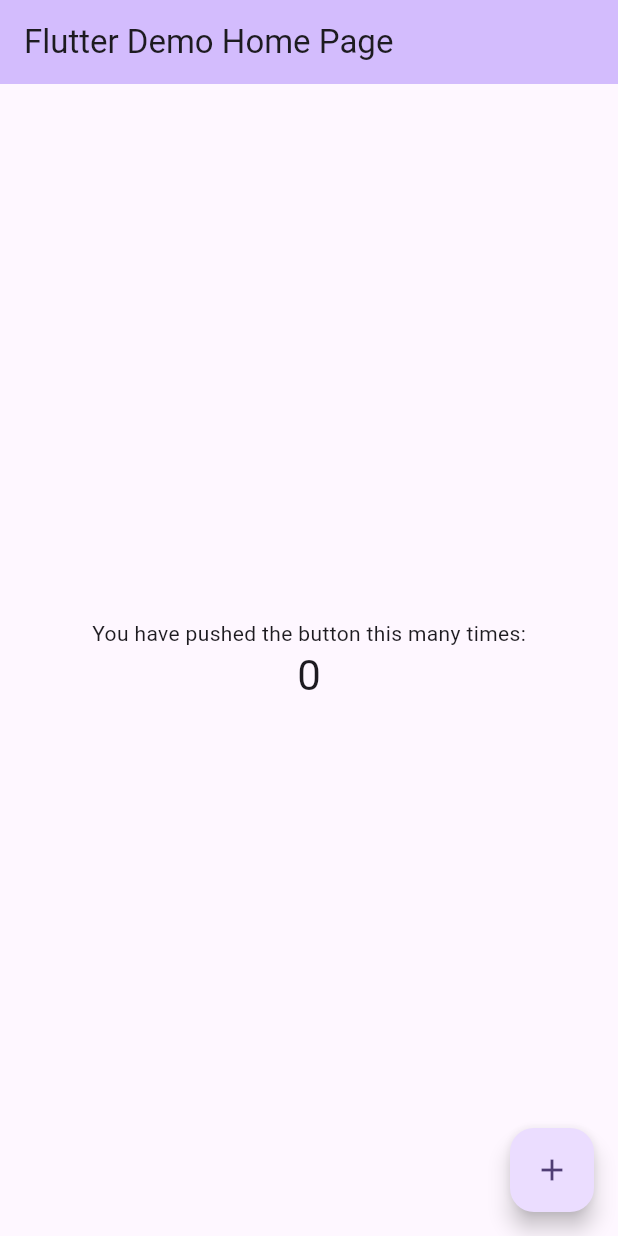
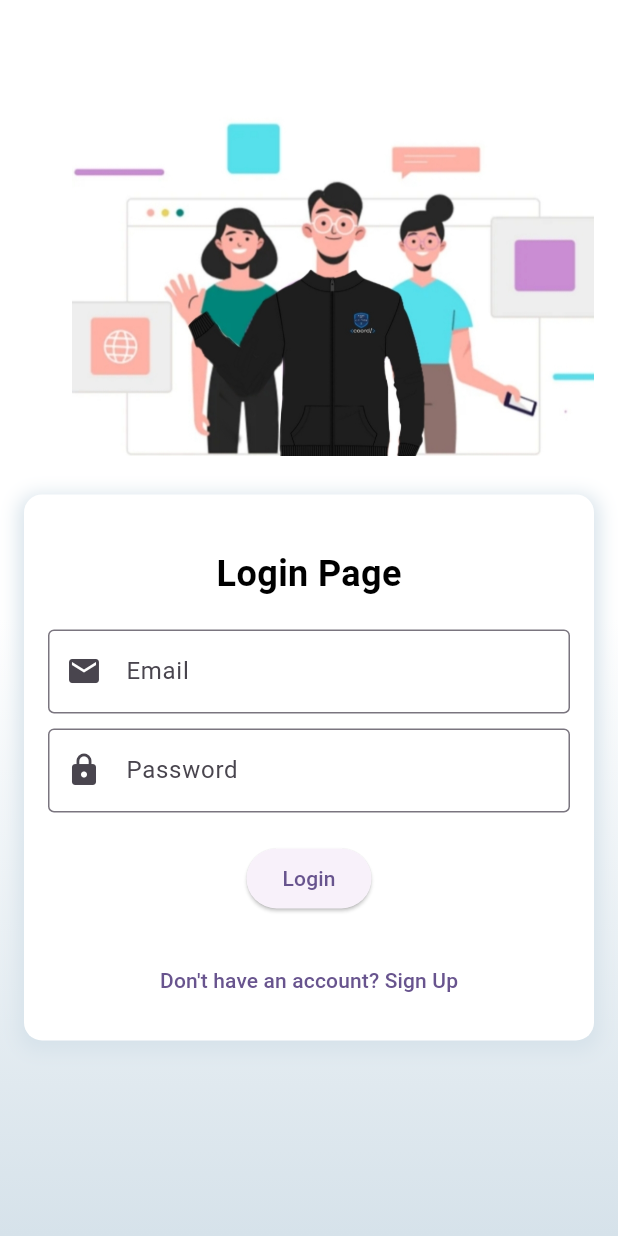
Before and after one commit to Gitkbc/Un_instagram, a Flutter app: the screen it shows after launch, on a phone screen of 412 x 824 dp. Run offline on Flutter 3.47's test engine with Material 3 defaults, Android fonts, the light colour scheme and no system bars; our stand-ins replace rive.

Commit message:
Login and sign up done

```diff
--- a/lib/main.dart
+++ b/lib/main.dart
@@ -1,4 +1,7 @@
 import 'package:flutter/material.dart';
+import 'package:mlsc_uninstagram_project/screen/signup.dart';
+
+import 'screen/MyLoginPage.dart';
 
 void main() {
   runApp(const MyApp());
@@ -7,119 +10,20 @@
 class MyApp extends StatelessWidget {
   const MyApp({super.key});
 
-  // This widget is the root of your application.
   @override
   Widget build(BuildContext context) {
     return MaterialApp(
       title: 'Flutter Demo',
       theme: ThemeData(
-        // This is the theme of your application.
-        //
-        // TRY THIS: Try running your application with "flutter run". You'll see
-        // the application has a purple toolbar. Then, without quitting the app,
-        // try changing the seedColor in the colorScheme below to Colors.green
-        // and then invoke "hot reload" (save your changes or press the "hot
-        // reload" button in a Flutter-supported IDE, or press "r" if you used
-        // the command line to start the app).
-        //
-        // Notice that the counter didn't reset back to zero; the application
-        // state is not lost during the reload. To reset the state, use hot
-        // restart instead.
-        //
-        // This works for code too, not just values: Most code changes can be
-        // tested with just a hot reload.
         colorScheme: ColorScheme.fromSeed(seedColor: Colors.deepPurple),
         useMaterial3: true,
       ),
-      home: const MyHomePage(title: 'Flutter Demo Home Page'),
+      // Replace with your login page widget
+      initialRoute: '/login', // Optional: start at the login screen
+      routes: {
+        '/login': (context) => const MyLoginPage(), // Define login route
+        '/signup': (context) => const SignupPage(), // Define signup route
+      },
     );
   }
 }
-
-class MyHomePage extends StatefulWidget {
-  const MyHomePage({super.key, required this.title});
-
-  // This widget is the home page of your application. It is stateful, meaning
-  // that it has a State object (defined below) that contains fields that affect
-  // how it looks.
-
-  // This class is the configuration for the state. It holds the values (in this
-  // case the title) provided by the parent (in this case the App widget) and
-  // used by the build method of the State. Fields in a Widget subclass are
-  // always marked "final".
-
-  final String title;
-
-  @override
-  State<MyHomePage> createState() => _MyHomePageState();
-}
-
-class _MyHomePageState extends State<MyHomePage> {
-  int _counter = 0;
-
-  void _incrementCounter() {
-    setState(() {
-      // This call to setState tells the Flutter framework that something has
-      // changed in this State, which causes it to rerun the build method below
-      // so that the display can reflect the updated values. If we changed
-      // _counter without calling setState(), then the build method would not be
-      // called again, and so nothing would appear to happen.
-      _counter++;
-    });
-  }
-
-  @override
-  Widget build(BuildContext context) {
-    // This method is rerun every time setState is called, for instance as done
-    // by the _incrementCounter method above.
-    //
-    // The Flutter framework has been optimized to make rerunning build methods
-    // fast, so that you can just rebuild anything that needs updating rather
-    // than having to individually change instances of widgets.
-    return Scaffold(
-      appBar: AppBar(
-        // TRY THIS: Try changing the color here to a specific color (to
-        // Colors.amber, perhaps?) and trigger a hot reload to see the AppBar
-        // change color while the other colors stay the same.
-        backgroundColor: Theme.of(context).colorScheme.inversePrimary,
-        // Here we take the value from the MyHomePage object that was created by
-        // the App.build method, and use it to set our appbar title.
-        title: Text(widget.title),
-      ),
-      body: Center(
-        // Center is a layout widget. It takes a single child and positions it
-        // in the middle of the parent.
-        child: Column(
-          // Column is also a layout widget. It takes a list of children and
-          // arranges them vertically. By default, it sizes itself to fit its
-          // children horizontally, and tries to be as tall as its parent.
-          //
-          // Column has various properties to control how it sizes itself and
-          // how it positions its children. Here we use mainAxisAlignment to
-          // center the children vertically; the main axis here is the vertical
-          // axis because Columns are vertical (the cross axis would be
-          // horizontal).
-          //
-          // TRY THIS: Invoke "debug painting" (choose the "Toggle Debug Paint"
-          // action in the IDE, or press "p" in the console), to see the
-          // wireframe for each widget.
-          mainAxisAlignment: MainAxisAlignment.center,
-          children: <Widget>[
-            const Text(
-              'You have pushed the button this many times:',
-            ),
-            Text(
-              '$_counter',
-              style: Theme.of(context).textTheme.headlineMedium,
-            ),
-          ],
-        ),
-      ),
-      floatingActionButton: FloatingActionButton(
-        onPressed: _incrementCounter,
-        tooltip: 'Increment',
-        child: const Icon(Icons.add),
-      ), // This trailing comma makes auto-formatting nicer for build methods.
-    );
-  }
-}
--- /dev/null
+++ b/lib/screen/MyLoginPage.dart
@@ -0,0 +1,150 @@
+import 'package:flutter/material.dart';
+
+class MyLoginPage extends StatefulWidget {
+  const MyLoginPage({super.key});
+
+  @override
+  _MyLoginPageState createState() => _MyLoginPageState();
+}
+
+class _MyLoginPageState extends State<MyLoginPage> {
+  final _emailController = TextEditingController();
+  final _passwordController = TextEditingController();
+  final _formKey = GlobalKey<FormState>();
+
+  @override
+  Widget build(BuildContext context) {
+    return Scaffold(
+      body: Container(
+        width: double.infinity, // Stretch horizontally
+        height: double.infinity, // Stretch vertically
+        decoration: BoxDecoration(
+          gradient: LinearGradient(
+            begin: Alignment.topCenter,
+            end: Alignment.bottomCenter,
+            stops: [0.0, 0.5, 1.0], // Control gradient transitions
+            colors: [
+              Colors.white, // Top color
+              Colors.white, // Middle transition
+              const Color(0xFFD6E2EA), // Bottom color
+            ],
+          ),
+        ),
+        child: SingleChildScrollView(
+          child: Center(
+            child: Column(
+              children: [
+                SizedBox(
+                  height: MediaQuery.of(context).size.height * 0.4,
+                  child: Row(
+                    children: [
+                      Container(
+                        padding: const EdgeInsets.all(16.0),
+                        alignment: Alignment.centerLeft,
+                      ),
+                      Expanded(
+                        child: Container(
+                          padding: const EdgeInsets.all(16.0),
+                          alignment: Alignment.center,
+                          child: Image.asset(
+                            'assets/Login.jpg',
+                            fit: BoxFit.cover,
+                          ),
+                        ),
+                      ),
+                    ],
+                  ),
+                ),
+                Padding(
+                  padding: const EdgeInsets.symmetric(horizontal: 16.0),
+                  child: Container(
+                    padding: const EdgeInsets.all(16.0),
+                    decoration: BoxDecoration(
+                      color: Colors.white,
+                      borderRadius: BorderRadius.circular(12),
+                      boxShadow: const [
+                        BoxShadow(
+                          color: const Color(0xFFD6E2EA),
+                          spreadRadius: 3,
+                          blurRadius: 10,
+                          offset: Offset(0, 4),
+                        ),
+                      ],
+                    ),
+                    child: Column(
+                      children: [
+                        const SizedBox(height: 20),
+                        const Text(
+                          'Login Page',
+                          style: TextStyle(
+                            fontSize: 24,
+                            fontWeight: FontWeight.bold,
+                            color: Colors.black,
+                          ),
+                        ),
+                        const SizedBox(height: 20),
+                        Form(
+                          key: _formKey,
+                          child: Column(
+                            children: [
+                              TextFormField(
+                                controller: _emailController,
+                                decoration: const InputDecoration(
+                                  labelText: 'Email',
+                                  border: OutlineInputBorder(),
+                                  prefixIcon: Icon(Icons.email),
+                                ),
+                                keyboardType: TextInputType.emailAddress,
+                                validator: (value) {
+                                  if (value == null || value.isEmpty) {
+                                    return 'Please enter your email';
+                                  }
+                                  return null;
+                                },
+                              ),
+                              const SizedBox(height: 10),
+                              TextFormField(
+                                controller: _passwordController,
+                                decoration: const InputDecoration(
+                                  labelText: 'Password',
+                                  border: OutlineInputBorder(),
+                                  prefixIcon: Icon(Icons.lock),
+                                ),
+                                obscureText: true,
+                                validator: (value) {
+                                  if (value == null || value.isEmpty) {
+                                    return 'Please enter your password';
+                                  }
+                                  return null;
+                                },
+                              ),
+                              const SizedBox(height: 20),
+                              ElevatedButton(
+                                onPressed: () async {
+                                  // Handle login logic here
+                                },
+                                child: const Text('Login'),
+                              ),
+                              const SizedBox(height: 20),
+                              TextButton(
+                                onPressed: () {
+                                  Navigator.pushNamed(context, '/signup');
+                                },
+                                child: const Text(
+                                    'Don\'t have an account? Sign Up'),
+                              ),
+                            ],
+                          ),
+                        ),
+                      ],
+                    ),
+                  ),
+                ),
+              ],
+            ),
+          ),
+        ),
+      ),
+    );
+  }
+}
--- a/lib/widgets/comment_card.dart
+++ b/lib/widgets/comment_card.dart
@@ -3,11 +3,10 @@ import 'package:intl/intl.dart';
 
 class CommentCard extends StatelessWidget {
   final snap;
-  const CommentCard({Key? key, required this.snap}) : super(key: key);
+  const CommentCard({super.key, required this.snap});
 
   @override
   Widget build(BuildContext context) {
-
     return Container(
       padding: const EdgeInsets.symmetric(vertical: 16, horizontal: 16),
       child: Row(
@@ -29,9 +28,10 @@ class CommentCard extends StatelessWidget {
                     text: TextSpan(
                       children: [
                         TextSpan(
-                          text: snap.data()['Name'],
-                          style: const TextStyle(fontWeight: FontWeight.bold,)
-                        ),
+                            text: snap.data()['Name'],
+                            style: const TextStyle(
+                              fontWeight: FontWeight.bold,
+                            )),
                         TextSpan(
                           text: ' ${snap.data()['text']}',
                         ),
@@ -45,7 +45,9 @@ class CommentCard extends StatelessWidget {
                         snap.data()['DatePublished'].toDate(),
                       ),
                       style: const TextStyle(
-                          fontSize: 12, fontWeight: FontWeight.w400,),
+                        fontSize: 12,
+                        fontWeight: FontWeight.w400,
+                      ),
                     ),
                   )
                 ],
--- a/lib/widgets/like_animation.dart
+++ b/lib/widgets/like_animation.dart
@@ -7,13 +7,13 @@ class LikeAnimation extends StatefulWidget {
   final VoidCallback? onEnd;
   final bool smallLike;
   const LikeAnimation({
-    Key? key,
+    super.key,
     required this.child,
     required this.isAnimating,
     this.duration = const Duration(milliseconds: 150),
     this.onEnd,
     this.smallLike = false,
-  }) : super(key: key);
+  });
 
   @override
   State<LikeAnimation> createState() => _LikeAnimationState();
```
Also changed, not shown: lib/screen/signup.dart (added, +208 -0 lines), lib/widgets/follow_button.dart (+7 -8 lines), pubspec.yaml (+6 -68 lines), assets/IMG_20250105_103711.jpg (added), assets/Login.jpg (added), assets/Picsart_25-01-05_09-39-15-239.jpg (added), lib/screen/login_screen.dart (deleted), lib/screen/signup_screen.dart (deleted), pubspec.lock, 1 other file.
